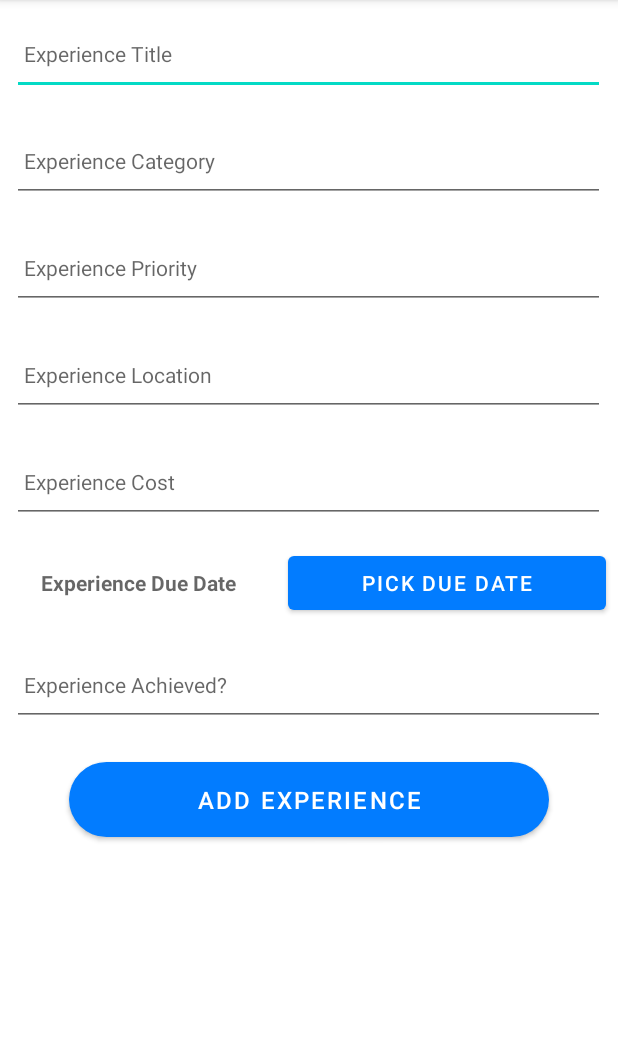
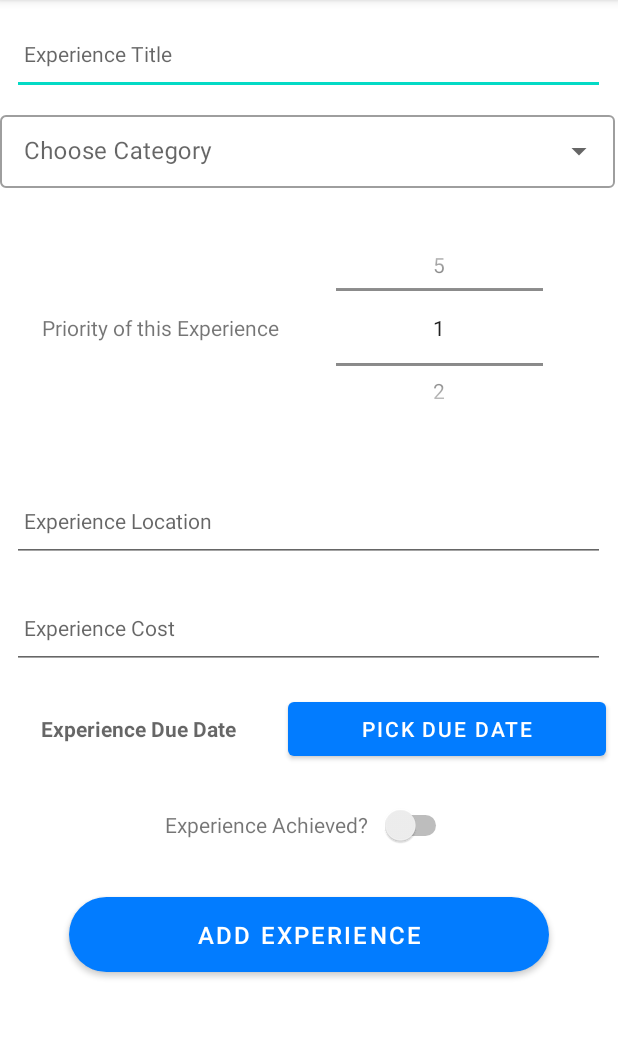
Before and after one commit to ChristianZaccaria/bucketlist-android-app, an Android app: the AddBucketListActivity screen opened directly, with no data from a screen before it, on a phone screen of 412 x 824 dp, the part 84-1122 px from its top. Run offline under Robolectric (Android 15) with nearby library versions, the phone set to English and light mode, and no system bars; our stand-ins replace Timber; 1 statement that could not run was skipped.

Commit message:
Delete feature + switch, NumberPicker and dropdown list: - Add delete button to appear only when the "experience_edit" flag is passed when clicking on an item. - Using resultCode "Activity.RESULT_CANCELED" for notifying the adapter when the data set has changed when deleting an item. - Making use of switch, NumberPicker, and dropdown list in our fields for the experiences.

```diff
--- a/app/src/main/java/ie/setu/bucketlistandroidapp/activities/AddBucketListActivity.kt
+++ b/app/src/main/java/ie/setu/bucketlistandroidapp/activities/AddBucketListActivity.kt
@@ -3,6 +3,9 @@ package ie.setu.bucketlistandroidapp.activities
 import android.os.Bundle
 import android.app.DatePickerDialog
 import android.icu.text.SimpleDateFormat
+import android.view.View
+import android.widget.ArrayAdapter
+import android.widget.NumberPicker
 import android.widget.Toast
 import androidx.appcompat.app.AppCompatActivity
 import com.google.android.material.snackbar.Snackbar
@@ -68,21 +71,76 @@ class AddBucketListActivity : AppCompatActivity() {
             datePicker.show()
         }
 
+        // numberPicker Reference: https://www.youtube.com/watch?v=zVpH19OlIIU
+        // Exception handling because if field is empty, the app crashes.
+        val numberPicker: NumberPicker = binding.numberPicker
+        numberPicker.minValue = 1
+        numberPicker.maxValue = 5
+        numberPicker.setOnValueChangedListener { _, _, newPriority ->
+            try {
+                experience.priority = newPriority
+            } catch (e: Exception) {
+                experience.priority = 0
+            }
+        }
+
+        // Switch button for "Achieved" experience status
+        // Reference: https://www.youtube.com/watch?v=GAyFASaxAvI
+        binding.experienceAchievedSwitch.setOnCheckedChangeListener{ _, onSwitch ->
+            experience.achieved = onSwitch
+        }
+
+        // Dropdown list for choosing category
+        /*References: https://www.youtube.com/watch?v=EBhmRaa8nhE
+        * https://www.youtube.com/watch?v=gLNo22h1b8c
+        * https://github.com/material-components/material-components-android/issues/2012
+        * */
+        val items = listOf("Studies", "Holiday", "Work", "Hobby", "Money", "Travel", "Other")
+        // adapter that is linking the items and the dropdown list UI.
+        val adapter = ArrayAdapter(this, android.R.layout.simple_spinner_dropdown_item, items)
+        binding.dropdownField.setAdapter(adapter)
+        binding.dropdownField.setOnItemClickListener { _, _, position, _ ->
+            experience.category = items[position]
+        }
+
         // If the selected card has the experience_edit flag, we get and set each field in the Add Activity
         if (intent.hasExtra("experience_edit")) {
             @Suppress("DEPRECATION") // Note: If have time, find a "non-deprecated" way of using getParcelable
             experience = intent.extras?.getParcelable("experience_edit")!!
             binding.experienceTitle.setText(experience.title)
-            binding.experienceCategory.setText(experience.category)
-            binding.experiencePriority.setText(experience.priority.toString())
+            binding.dropdownField.setText(experience.category, false)
+            binding.experiencePriority.text = getString(R.string.priority_of_this_experience)
+            binding.numberPicker.value = experience.priority
             binding.experienceLocation.setText(experience.location)
             binding.experienceCost.setText(experience.cost.toString())
             val formatter = SimpleDateFormat("yyyy/MM/dd", Locale.getDefault())
             binding.experienceDueDate.text = formatter.format(experience.dueDate)
-            binding.experienceAchieved.setText(experience.achieved.toString())
+            binding.experienceAchievedSwitch.isChecked = experience.achieved
             binding.btnAdd.text = getString(R.string.button_saveExperience)
+            // Show the delete button
+            binding.btnDelete.visibility = View.VISIBLE
+            } else {
+                // Hide the delete button
+                binding.btnDelete.visibility = View.GONE
+            }
+
+
+        // Delete button
+        binding.btnDelete.setOnClickListener {
+            app.experiences.delete(ExperienceModel(experience.id, experience.title, experience.category, experience.priority, experience.location, experience.cost, experience.dueDate, experience.achieved))
+            // Calling function to write to JSON file
+            //writeToJSON(experience, gson, applicationContext)
+            writeToJSON(app.experiences.findAll(), gson, applicationContext)
+
+            val successfulDeleteButton = getString(R.string.button_successfulDelete)
+            Toast.makeText(applicationContext, successfulDeleteButton, Toast.LENGTH_LONG).show()
+
+            setResult(RESULT_CANCELED)
+            finish()
         }
 
+
+        // Add button
         binding.btnAdd.setOnClickListener {
             experience.title = binding.experienceTitle.text.toString()
             if (experience.title.isNotEmpty()) {
@@ -92,7 +150,6 @@ class AddBucketListActivity : AppCompatActivity() {
                 i("Title field is empty")
             }
 
-            experience.category = binding.experienceCategory.text.toString()
             if (experience.category.isNotEmpty()) {
                 i("Category added correctly: ${experience.category}")
             }
@@ -100,16 +157,9 @@ class AddBucketListActivity : AppCompatActivity() {
                 i("Category field is empty")
             }
 
-            // Exception handling because if field is empty, the app crashes.
-            try {
-                experience.priority = binding.experiencePriority.text.toString().toInt()
-            } catch (e: Exception) {
-                experience.priority = 0
-            }
             if (experience.priority != 0) {
                 i("Priority added correctly: ${experience.priority}")
-            }
-            else {
+            } else {
                 i("Priority field is empty or equal to 0")
             }
 
@@ -134,7 +184,6 @@ class AddBucketListActivity : AppCompatActivity() {
                 i("Cost field needs to be a positive double")
             }
 
-            experience.achieved = binding.experienceAchieved.text.toString().toBoolean()
             if (experience.achieved) {
                 i("Achieved field is set to: True")
             }
--- a/app/src/main/java/ie/setu/bucketlistandroidapp/activities/ListBucketListActivity.kt
+++ b/app/src/main/java/ie/setu/bucketlistandroidapp/activities/ListBucketListActivity.kt
@@ -1,5 +1,6 @@
 package ie.setu.bucketlistandroidapp.activities
 
+import android.annotation.SuppressLint
 import android.app.Activity
 import android.content.Intent
 import androidx.appcompat.app.AppCompatActivity
@@ -52,6 +53,7 @@ class ListBucketListActivity : AppCompatActivity(), ExperienceListener {
         getResult.launch(launcherIntent)
     }
 
+    @SuppressLint("NotifyDataSetChanged")
     private val getResult =
         registerForActivityResult(
             ActivityResultContracts.StartActivityForResult()
@@ -59,6 +61,8 @@ class ListBucketListActivity : AppCompatActivity(), ExperienceListener {
             if (it.resultCode == Activity.RESULT_OK) {
                 (binding.recyclerView.adapter)?.
                 notifyItemRangeChanged(0,app.experiences.findAll().size)
+            } else if (it.resultCode == Activity.RESULT_CANCELED) { // Making use of RESULT_CANCELED as a flag to notify the adapter that the item has been removed
+                (binding.recyclerView.adapter)?.notifyDataSetChanged()
             }
         }
 }
--- a/app/src/main/java/ie/setu/bucketlistandroidapp/adapters/ExperienceAdapter.kt
+++ b/app/src/main/java/ie/setu/bucketlistandroidapp/adapters/ExperienceAdapter.kt
@@ -50,8 +50,8 @@ class ExperienceAdapter constructor(private var experiences: List<ExperienceMode
 
             binding.experienceTitle.text = experience.title
             binding.experienceDueDate.text = buildString {
-            append("Due Date: ")
-            append(formattedDate)
+                append("Due Date: ")
+                append(formattedDate)
             }
             binding.experienceCategory.text = experience.category
             binding.root.setOnClickListener { listener.onExperienceClick(experience) }
--- a/app/src/main/java/ie/setu/bucketlistandroidapp/models/ExperienceMemStore.kt
+++ b/app/src/main/java/ie/setu/bucketlistandroidapp/models/ExperienceMemStore.kt
@@ -36,6 +36,11 @@ class ExperienceMemStore : ExperienceStore {
         }
     }
 
+    override fun delete(experience: ExperienceModel) {
+            experiences.remove(experience)
+            logAll()
+    }
+
     private fun logAll() {
         experiences.forEach{ i("$it") }
     }
--- a/app/src/main/java/ie/setu/bucketlistandroidapp/models/ExperienceModel.kt
+++ b/app/src/main/java/ie/setu/bucketlistandroidapp/models/ExperienceModel.kt
@@ -10,7 +10,7 @@ data class ExperienceModel(
     var id: Long = 0,
     var title: String = "",
     var category: String = "",
-    var priority: Int = 0,
+    var priority: Int = 1,
     var location: String = "",
     var cost: Double = 0.00,
     var dueDate: Date = Date(0),
--- a/app/src/main/java/ie/setu/bucketlistandroidapp/models/ExperienceStore.kt
+++ b/app/src/main/java/ie/setu/bucketlistandroidapp/models/ExperienceStore.kt
@@ -4,4 +4,5 @@ interface ExperienceStore {
     fun findAll(): List<ExperienceModel>
     fun create(experience: ExperienceModel)
     fun update(experience: ExperienceModel)
+    fun delete(experience: ExperienceModel)
 }
--- a/app/src/main/res/layout/activity_addbucketlist.xml
+++ b/app/src/main/res/layout/activity_addbucketlist.xml
@@ -40,33 +40,41 @@
                 android:textColor="@color/secondaryBlue"
                 android:textSize="14sp" />
 
-            <EditText
+            <com.google.android.material.textfield.TextInputLayout
                 android:id="@+id/experienceCategory"
-                android:layout_width="395dp"
-                android:layout_height="55dp"
-                android:layout_margin="8dp"
-                android:autofillHints="hint"
-                android:hint="@string/experienceCategory"
-                android:inputType="text"
-                android:maxLength="25"
-                android:maxLines="1"
+                android:layout_width="410dp"
+                android:layout_height="match_parent"
+                android:hint="@string/choose_category"
+                style="@style/Widget.MaterialComponents.TextInputLayout.OutlinedBox.Dense.ExposedDropdownMenu">
+
+                <AutoCompleteTextView
+                    android:id="@+id/dropdown_field"
+                    android:layout_width="match_parent"
+                    android:layout_height="wrap_content"
+                    android:inputType="none"/>
+            </com.google.android.material.textfield.TextInputLayout>
+
+        <LinearLayout
+            android:layout_width="match_parent"
+            android:layout_height="wrap_content"
+            android:orientation="horizontal"
+            android:padding="10dp">
+            <TextView
+                android:id="@+id/experiencePriority"
+                android:text="@string/priority_of_this_experience"
+                android:textSize="14sp"
+                android:layout_gravity="center_vertical"
                 android:padding="8dp"
-                android:textColor="@color/secondaryBlue"
-                android:textSize="14sp" />
+                android:layout_margin="10dp"
+                android:layout_width="wrap_content"
+                android:layout_height="wrap_content" />
 
-            <EditText
-                android:id="@+id/experiencePriority"
-                android:layout_width="395dp"
-                android:layout_height="55dp"
-                android:layout_margin="8dp"
-                android:autofillHints="hint"
-                android:hint="@string/experiencePriority"
-                android:inputType="number"
-                android:maxLength="25"
-                android:maxLines="1"
-                android:padding="8dp"
-                android:textColor="@color/secondaryBlue"
-                android:textSize="14sp" />
+            <NumberPicker
+                android:id="@+id/numberPicker"
+                android:layout_width="138dp"
+                android:layout_height="126dp"
+                android:layout_margin="20dp" />
+        </LinearLayout>
 
             <EditText
                 android:id="@+id/experienceLocation"
@@ -123,19 +131,44 @@
                     android:text="@string/button_calendarPicker" />
             </LinearLayout>
 
-            <EditText
-                android:id="@+id/experienceAchieved"
-                android:layout_width="395dp"
-                android:layout_height="55dp"
-                android:layout_margin="8dp"
-                android:autofillHints="hint"
-                android:hint="@string/experienceAchieved"
-                android:inputType="text"
-                android:maxLength="25"
-                android:maxLines="1"
+<!--            <EditText-->
+<!--                android:id="@+id/experienceAchieved"-->
+<!--                android:layout_width="395dp"-->
+<!--                android:layout_height="55dp"-->
+<!--                android:layout_margin="8dp"-->
+<!--                android:autofillHints="hint"-->
+<!--                android:hint="@string/experienceAchieved"-->
+<!--                android:inputType="text"-->
+<!--                android:maxLength="25"-->
+<!--                android:maxLines="1"-->
+<!--                android:padding="8dp"-->
+<!--                android:textColor="@color/secondaryBlue"-->
+<!--                android:textSize="14sp" />-->
+
+            <LinearLayout
+                android:layout_width="match_parent"
+                android:layout_height="wrap_content"
+                android:orientation="horizontal"
                 android:padding="8dp"
-                android:textColor="@color/secondaryBlue"
-                android:textSize="14sp" />
+                android:gravity="center_horizontal">
+
+                <TextView
+                    android:id="@+id/experienceAchievedLabel"
+                    android:text="@string/experienceAchieved"
+                    android:textSize="14sp"
+                    android:layout_gravity="center_vertical"
+                    android:layout_width="wrap_content"
+                    android:layout_height="wrap_content" />
+
+                <Switch
+                    android:id="@+id/experienceAchievedSwitch"
+                    android:layout_width="48dp"
+                    android:layout_height="48dp"
+                    android:layout_gravity="center_vertical"
+                    android:layout_marginStart="8dp"
+                    tools:ignore="UseSwitchCompatOrMaterialXml" />
+
+            </LinearLayout>
 
             <!-- LinearLayout used to center the 'add button' -->
             <LinearLayout
@@ -157,6 +190,22 @@
                     android:textSize="16sp"
                     app:layout_constraintBottom_toBottomOf="@+id/scrollView2" />
             </LinearLayout>
+        <!-- LinearLayout used to center the 'add button' -->
+            <LinearLayout
+                android:layout_width="match_parent"
+                android:layout_height="wrap_content"
+                android:orientation="horizontal"
+                android:gravity="center">
+                <Button
+                    android:id="@+id/btnDelete"
+                    android:backgroundTint="@color/red"
+                    android:layout_width="160dp"
+                    android:layout_height="wrap_content"
+                    android:textColor="@color/white"
+                    android:textSize="16sp"
+                    android:text="@string/delete"
+                    app:layout_constraintBottom_toBottomOf="@+id/scrollView2"/>
+            </LinearLayout>
         </LinearLayout>
     </ScrollView>
 
--- a/app/src/main/res/values/colors.xml
+++ b/app/src/main/res/values/colors.xml
@@ -7,4 +7,5 @@
     <color name="teal_700">#FF018786</color>
     <color name="black">#FF000000</color>
     <color name="white">#FFFFFFFF</color>
+    <color name="red">#F50909</color>
 </resources>
--- a/app/src/main/res/values/strings.xml
+++ b/app/src/main/res/values/strings.xml
@@ -21,11 +21,16 @@
     <string name="dateFormat">%d/%d/%d</string>
     <string name="actionbar_bucketlistapp">Bucket List App</string>
     <string name="snackbar_fieldsNotCompleted">Required fields are not yet completed</string>
+    <string name="button_successfulDelete">Deleted Successfully!</string>
+    <string name="delete">Delete</string>
+    <string name="priority_of_this_experience">Priority of this Experience</string>
     <!--  strings in list bucketlist activity  -->
     <string name="floatingButtonDescription">fab for adding experience</string>
     <string name="button_openAddActivity">Create your experience</string>
     <string name="button_saveExperience">Save Experience</string>
     <string name="achieved">\"Achieved \"</string>
     <string name="notAchieved">\"Not yet achieved \"</string>
+    <string name="choose_category">Choose Category</string>
+
 
 </resources>
--- a/app/src/main/res/values/themes.xml
+++ b/app/src/main/res/values/themes.xml
@@ -7,7 +7,7 @@
         <item name="colorOnPrimary">@color/white</item>
         <!-- Secondary brand color. -->
         <item name="colorSecondary">@color/teal_200</item>
-        <item name="colorSecondaryVariant">@color/teal_700</item>
+        <item name="colorSecondaryVariant">@color/red</item>
         <item name="colorOnSecondary">@color/white</item>
         <!-- Status bar color. -->
         <item name="android:statusBarColor">?attr/colorPrimaryVariant</item>
```
